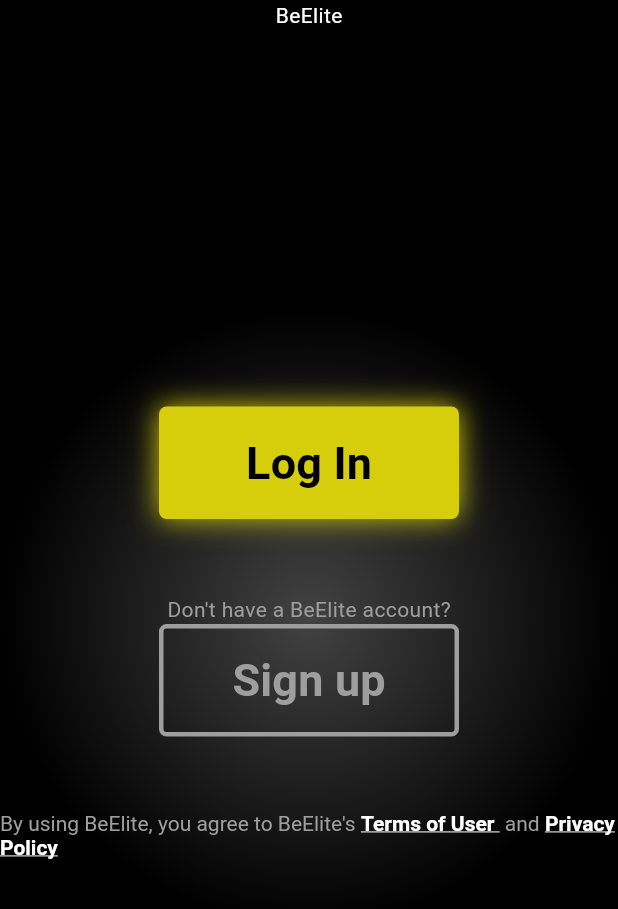
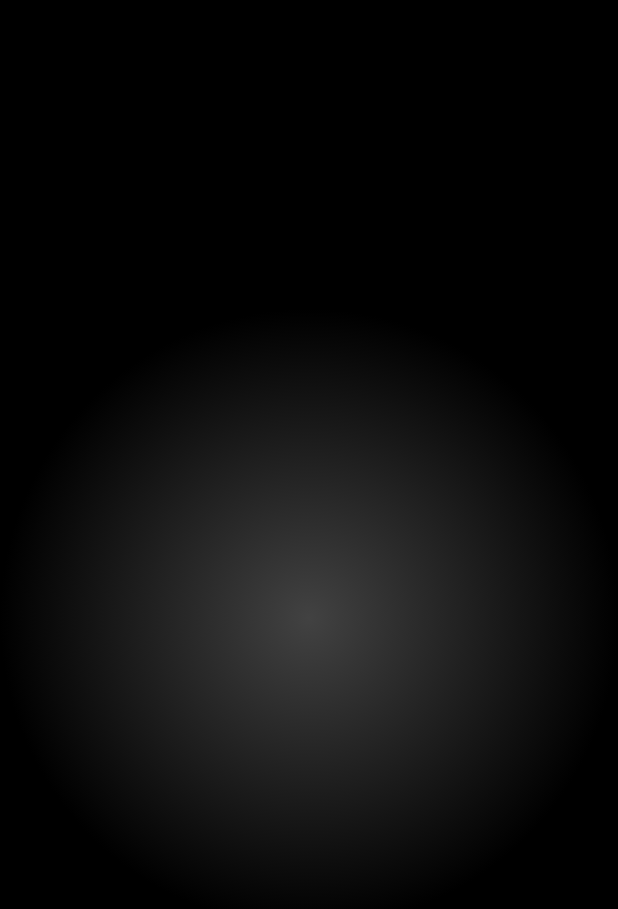
Before and after one commit to Tomasdelpinorep/BeElite, a Flutter app: the screen it shows after launch, after a tap on "Log In", on a phone screen of 412 x 824 dp. Shown: the top 909 px of the screen. Run offline on Flutter 3.47's test engine with Material 3 defaults, Android fonts, the phone set to English and light mode, and no system bars.

Commit message:
login button sends to new page

```diff
--- a/frontend/be_elite/lib/main.dart
+++ b/frontend/be_elite/lib/main.dart
@@ -13,9 +13,9 @@
   Widget build(BuildContext context) {
     return MaterialApp(
       title: 'BeElite',
-      theme: ThemeData(
-        colorScheme: ColorScheme.fromSeed(seedColor: Colors.yellow),
-        useMaterial3: true,
+      darkTheme: ThemeData(
+        brightness: Brightness.dark,
+        primaryColor: Colors.yellow,
       ),
       home: const IntroScreen(),
     );
--- a/frontend/be_elite/lib/ui/intro_screen.dart
+++ b/frontend/be_elite/lib/ui/intro_screen.dart
@@ -1,3 +1,4 @@
+import 'package:be_elite/ui/login_screen.dart';
 import 'package:flutter/material.dart';
 
 class IntroScreen extends StatelessWidget {
@@ -17,7 +18,7 @@
         child: Column(
           mainAxisAlignment: MainAxisAlignment.start,
           children: [
-            const Text("BeElite", style: TextStyle(color: Colors.white)),
+            const Text("BeElite v1.0", style: TextStyle(color: Colors.white)),
             Expanded(
               child: Stack(
                 alignment: Alignment.center,
@@ -31,7 +32,10 @@
                           BoxShadow(color: Color(0xFFD6CD0B), blurRadius: 15)
                         ]),
                         child: FilledButton(
-                          onPressed: () {},
+                          onPressed: () {
+                            Navigator.push(context,
+                              MaterialPageRoute(builder: (context) => const LoginScreen()));
+                          },
                           style: FilledButton.styleFrom(
                               backgroundColor: const Color(0xFFD6CD0B),
                               fixedSize: const Size(200, 75),
--- /dev/null
+++ b/frontend/be_elite/lib/ui/login_screen.dart
@@ -0,0 +1,20 @@
+import 'package:flutter/material.dart';
+
+class LoginScreen extends StatelessWidget {
+  const LoginScreen({super.key});
+
+  @override
+  Widget build(BuildContext context) {
+    return Scaffold(
+      body: Container(
+        alignment: Alignment.center,
+        decoration: BoxDecoration(
+          gradient: RadialGradient(
+            colors: [Colors.grey[800]!, Colors.black],
+            radius: 0.5,
+          ),
+        ),
+      ),
+    );
+  }
+}
```
